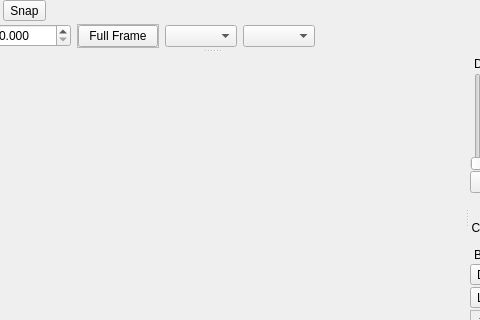
First picture: the form in lib/modules/Camera/CameraTemplate.ui, repository acq4/acq4, before the edit; both pictures show x 188 to 668 and y 0 to 320 of the 799 by 600 pixel window.
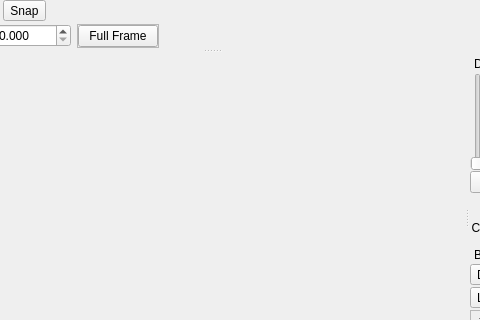
Second picture: the form after the edit. Custom widgets are drawn as their Qt base class.

Commit message: camera device interface appears to be working.

```diff
--- a/lib/modules/Camera/CameraTemplate.ui
+++ b/lib/modules/Camera/CameraTemplate.ui
@@ -216,12 +216,6 @@
          </layout>
         </widget>
        </item>
-       <item>
-        <widget class="QComboBox" name="comboTransferMode" />
-       </item>
-       <item>
-        <widget class="QComboBox" name="comboShutterMode" />
-       </item>
        <item>
         <spacer>
          <property name="orientation" >
@@ -731,7 +725,7 @@
    </widget>
   </widget>
  </widget>
- <layoutdefault spacing="2" margin="0" />
+ <layoutdefault spacing="2" margin="0"/>
  <customwidgets>
   <customwidget>
    <class>QwtPlot</class>
```
Left out of the diff: 479 changed lines with no effect on the pictures. The commit also changes 7 other files.
